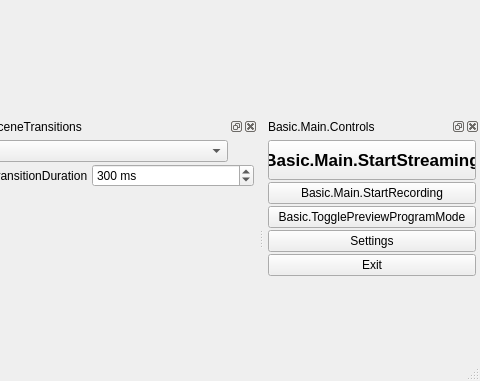
This is vendor_skins/RemoteFilming/UI/forms/OBSBasic.ui in CoSMoSoftware/OBS-studio-webrtc as Qt 5 draws it before an edit; both pictures show x 599 to 1079 and y 348 to 729 of the 1079 by 729 pixel window. The edited form follows.
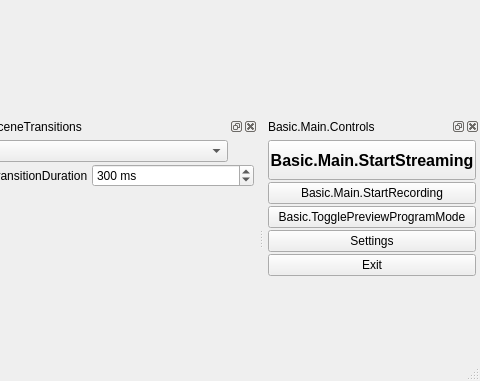
This is the edited form. Icons and pictures are not drawn. Custom widgets are drawn as their Qt base class.

Commit message: mac START STREAM font 16

```diff
--- a/vendor_skins/RemoteFilming/UI/forms/OBSBasic.ui
+++ b/vendor_skins/RemoteFilming/UI/forms/OBSBasic.ui
@@ -1265,7 +1265,7 @@
        </property>
        <property name="font">
         <font>
-         <pointsize>13</pointsize>
+         <pointsize>12</pointsize>
          <weight>75</weight>
          <bold>true</bold>
         </font>
```
The commit also changes 1 other file.
